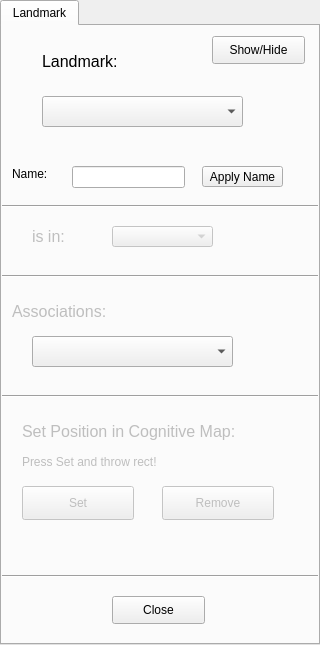
Above: forms/widgetlandmark.ui from JuPedSim/jpseditor before the change. Below: the same form after it.
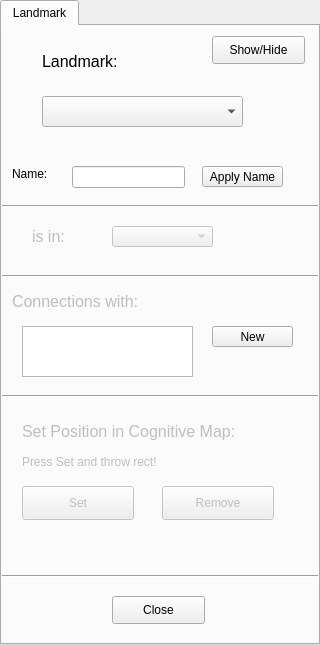
That is the form after the change.

Commit message: connection declarations

```diff
--- a/forms/widgetlandmark.ui
+++ b/forms/widgetlandmark.ui
@@ -112,7 +112,7 @@
     <property name="geometry">
      <rect>
       <x>10</x>
-      <y>270</y>
+      <y>260</y>
       <width>191</width>
       <height>31</height>
      </rect>
@@ -123,7 +123,7 @@
      </font>
     </property>
     <property name="text">
-     <string>Associations:</string>
+     <string>Connections with:</string>
     </property>
    </widget>
    <widget class="QLineEdit" name="chname_edit">
@@ -237,16 +237,6 @@
      <string>is in:</string>
     </property>
    </widget>
-   <widget class="QComboBox" name="list_landmarks_associations">
-    <property name="geometry">
-     <rect>
-      <x>30</x>
-      <y>310</y>
-      <width>201</width>
-      <height>31</height>
-     </rect>
-    </property>
-   </widget>
    <widget class="QLabel" name="label_Waypoints_2">
     <property name="enabled">
      <bool>false</bool>
@@ -320,6 +310,35 @@
      <string>Show/Hide</string>
     </property>
    </widget>
+   <widget class="QListWidget" name="listWidgetconnections">
+    <property name="geometry">
+     <rect>
+      <x>20</x>
+      <y>300</y>
+      <width>171</width>
+      <height>51</height>
+     </rect>
+    </property>
+   </widget>
+   <widget class="QPushButton" name="add_button_connections">
+    <property name="enabled">
+     <bool>true</bool>
+    </property>
+    <property name="geometry">
+     <rect>
+      <x>210</x>
+      <y>300</y>
+      <width>81</width>
+      <height>21</height>
+     </rect>
+    </property>
+    <property name="text">
+     <string>New</string>
+    </property>
+    <property name="checkable">
+     <bool>true</bool>
+    </property>
+   </widget>
   </widget>
  </widget>
  <resources/>
```
The commit also changes 10 other files.
